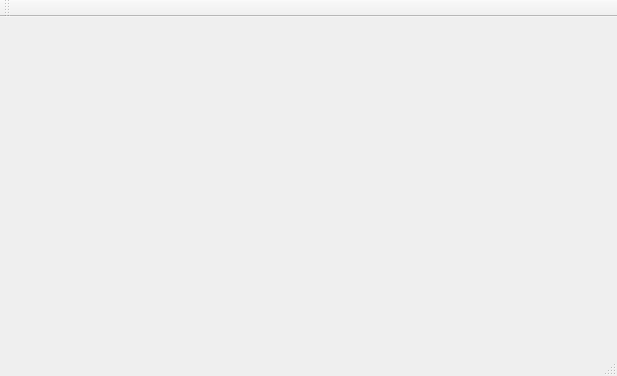
Above: uiwindow.ui from jackkcaj678/Ich-mag-Bauernh-fe before the change. Below: the same form after it.
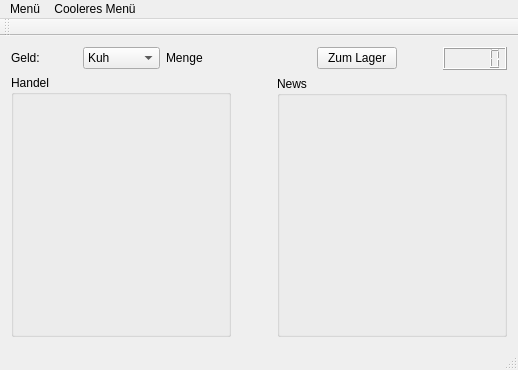
That is the form after the change.

Diff of the .ui file:
```diff
--- a/uiwindow.ui
+++ b/uiwindow.ui
@@ -6,23 +6,243 @@
    <rect>
     <x>0</x>
     <y>0</y>
-    <width>617</width>
-    <height>376</height>
+    <width>518</width>
+    <height>370</height>
    </rect>
   </property>
   <property name="windowTitle">
    <string>UiWindow</string>
   </property>
-  <widget class="QWidget" name="centralWidget"/>
+  <widget class="QWidget" name="centralWidget">
+   <layout class="QHBoxLayout" name="horizontalLayout">
+    <item>
+     <layout class="QVBoxLayout" name="verticalLayout">
+      <item>
+       <layout class="QHBoxLayout" name="horizontalLayout_3">
+        <item>
+         <widget class="QLabel" name="label">
+          <property name="text">
+           <string>Geld:</string>
+          </property>
+         </widget>
+        </item>
+        <item>
+         <widget class="QComboBox" name="comboBox">
+          <item>
+           <property name="text">
+            <string>Kuh</string>
+           </property>
+          </item>
+          <item>
+           <property name="text">
+            <string>Feld</string>
+           </property>
+          </item>
+          <item>
+           <property name="text">
+            <string>Schaf</string>
+           </property>
+          </item>
+          <item>
+           <property name="text">
+            <string>Huhn</string>
+           </property>
+          </item>
+          <item>
+           <property name="text">
+            <string>Tomaten</string>
+           </property>
+          </item>
+          <item>
+           <property name="text">
+            <string>Kartoffel</string>
+           </property>
+          </item>
+          <item>
+           <property name="text">
+            <string>Apfel</string>
+           </property>
+          </item>
+         </widget>
+        </item>
+        <item>
+         <widget class="QLabel" name="label_2">
+          <property name="text">
+           <string>Menge</string>
+          </property>
+         </widget>
+        </item>
+       </layout>
+      </item>
+      <item>
+       <widget class="QGroupBox" name="groupBox">
+        <property name="sizePolicy">
+         <sizepolicy hsizetype="Preferred" vsizetype="Expanding">
+          <horstretch>0</horstretch>
+          <verstretch>0</verstretch>
+         </sizepolicy>
+        </property>
+        <property name="title">
+         <string>Handel</string>
+        </property>
+       </widget>
+      </item>
+     </layout>
+    </item>
+    <item>
+     <spacer name="horizontalSpacer_2">
+      <property name="orientation">
+       <enum>Qt::Horizontal</enum>
+      </property>
+      <property name="sizeType">
+       <enum>QSizePolicy::Fixed</enum>
+      </property>
+      <property name="sizeHint" stdset="0">
+       <size>
+        <width>40</width>
+        <height>20</height>
+       </size>
+      </property>
+     </spacer>
+    </item>
+    <item>
+     <layout class="QVBoxLayout" name="verticalLayout_2">
+      <item>
+       <layout class="QVBoxLayout" name="verticalLayout_4">
+        <item>
+         <layout class="QHBoxLayout" name="horizontalLayout_4">
+          <item>
+           <spacer name="horizontalSpacer">
+            <property name="orientation">
+             <enum>Qt::Horizontal</enum>
+            </property>
+            <property name="sizeType">
+             <enum>QSizePolicy::Preferred</enum>
+            </property>
+            <property name="sizeHint" stdset="0">
+             <size>
+              <width>40</width>
+              <height>20</height>
+             </size>
+            </property>
+           </spacer>
+          </item>
+          <item>
+           <widget class="QPushButton" name="pushButton">
+            <property name="text">
+             <string>Zum Lager</string>
+            </property>
+           </widget>
+          </item>
+          <item>
+           <spacer name="horizontalSpacer_3">
+            <property name="orientation">
+             <enum>Qt::Horizontal</enum>
+            </property>
+            <property name="sizeType">
+             <enum>QSizePolicy::Fixed</enum>
+            </property>
+            <property name="sizeHint" stdset="0">
+             <size>
+              <width>40</width>
+              <height>20</height>
+             </size>
+            </property>
+           </spacer>
+          </item>
+          <item>
+           <widget class="QLCDNumber" name="lcdNumber"/>
+          </item>
+         </layout>
+        </item>
+        <item>
+         <layout class="QVBoxLayout" name="verticalLayout_5">
+          <item>
+           <widget class="QGroupBox" name="groupBox_2">
+            <property name="sizePolicy">
+             <sizepolicy hsizetype="Preferred" vsizetype="Expanding">
+              <horstretch>0</horstretch>
+              <verstretch>0</verstretch>
+             </sizepolicy>
+            </property>
+            <property name="title">
+             <string>News</string>
+            </property>
+           </widget>
+          </item>
+         </layout>
+        </item>
+       </layout>
+      </item>
+     </layout>
+    </item>
+   </layout>
+  </widget>
   <widget class="QMenuBar" name="menuBar">
    <property name="geometry">
     <rect>
      <x>0</x>
      <y>0</y>
-     <width>617</width>
-     <height>24</height>
+     <width>518</width>
+     <height>21</height>
     </rect>
    </property>
+   <widget class="QMenu" name="menuMen">
+    <property name="title">
+     <string>Menü</string>
+    </property>
+    <widget class="QMenu" name="menuOptionen">
+     <property name="title">
+      <string>Optionen</string>
+     </property>
+     <widget class="QMenu" name="menuCheats_aktivieren">
+      <property name="title">
+       <string>Cheats aktivieren</string>
+      </property>
+      <addaction name="actionAktivieren"/>
+      <addaction name="actionDeaktivieren"/>
+     </widget>
+     <addaction name="actionGrafik"/>
+     <addaction name="menuCheats_aktivieren"/>
+    </widget>
+    <addaction name="actionSavegame_laden"/>
+    <addaction name="menuOptionen"/>
+    <addaction name="actionBeenden"/>
+   </widget>
+   <widget class="QMenu" name="menuCheat_Men">
+    <property name="title">
+     <string>Cooleres Menü</string>
+    </property>
+    <widget class="QMenu" name="menuRohstoffe">
+     <property name="title">
+      <string>Rohstoffe</string>
+     </property>
+     <widget class="QMenu" name="menuTiere">
+      <property name="title">
+       <string>Tiere</string>
+      </property>
+      <addaction name="actionHuhn"/>
+      <addaction name="actionKuh"/>
+      <addaction name="actionSchwein"/>
+      <addaction name="actionRind"/>
+     </widget>
+     <widget class="QMenu" name="menuPflanzen">
+      <property name="title">
+       <string>Pflanzen</string>
+      </property>
+      <addaction name="actionApfelplantage"/>
+      <addaction name="actionKartoffelfarm"/>
+      <addaction name="actionKarottenfeld"/>
+      <addaction name="actionWiese"/>
+     </widget>
+     <addaction name="menuTiere"/>
+     <addaction name="menuPflanzen"/>
+    </widget>
+    <addaction name="menuRohstoffe"/>
+    <addaction name="actionAktionen_2"/>
+   </widget>
+   <addaction name="menuMen"/>
+   <addaction name="menuCheat_Men"/>
   </widget>
   <widget class="QToolBar" name="mainToolBar">
    <attribute name="toolBarArea">
```
Left out of the diff: 85 changed lines with no effect on the pictures.
